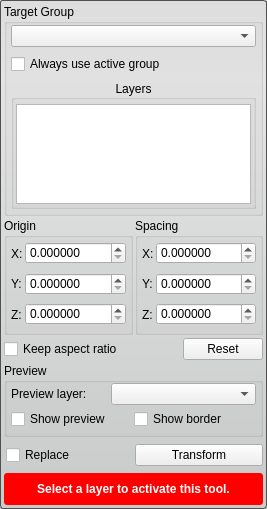
This is src/Interface/ToolInterface/TransformToolInterface.ui in rblake/seg3d2 as Qt 5 draws it before an edit. The edited form follows.
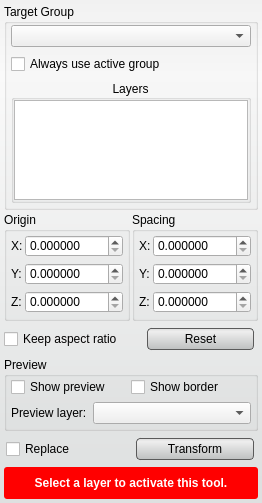
This is the edited form.

What changed in the file:
```diff
--- a/src/Interface/ToolInterface/TransformToolInterface.ui
+++ b/src/Interface/ToolInterface/TransformToolInterface.ui
@@ -6,8 +6,8 @@
    <rect>
     <x>0</x>
     <y>0</y>
-    <width>267</width>
-    <height>509</height>
+    <width>262</width>
+    <height>495</height>
    </rect>
   </property>
   <property name="sizePolicy">
@@ -28,8 +28,33 @@
   <property name="styleSheet">
    <string notr="true">QWidget#TransformToolInterface{
 	border-radius: 3px;
-	border: 1px solid rgb(80, 80,80);
-	background-color: qlineargradient(spread:pad, x1:0.5, y1:0, x2:0.5, y2:0.960227, stop:0 rgba(221, 221, 221, 255), stop:0.155779 rgba(228, 228, 228, 255), stop:1 rgba(202, 204, 204, 255));      
+	background-color: qlineargradient(spread:pad, x1:0.5, y1:0, x2:0.5, y2:0.960227, stop:0 rgba(241, 241, 241, 255), stop:0.155779 rgba(250, 250, 250, 255), stop:1 rgba(222, 224, 224, 255));      
+}
+
+QPushButton{
+	background-color: qlineargradient(spread:pad, x1:0.5, y1:0, x2:0.5, y2:0.960227, stop:0 rgba(221, 221, 221, 255), stop:0.155779 rgba(238, 238, 238, 255), stop:1 rgba(192, 194, 194, 255));
+	border-radius: 4px;
+	border: 1px solid rgb(90, 90, 90);
+	margin:4px;
+}
+
+QPushButton:hover{
+	background-color: qlineargradient(spread:pad, x1:0.5, y1:0, x2:0.5, y2:1, stop:0 rgba(195, 195, 195, 255), stop:0.253769 rgba(206, 206, 206, 255), stop:1 rgba(185, 185, 185, 255));
+	border-radius: 4px;
+	border: 1px solid rgb(90, 90, 90);
+	margin:4px;
+}
+
+QPushButton:pressed{
+	background-color: qlineargradient(spread:pad, x1:0.5, y1:0, x2:0.5, y2:1, stop:0 rgba(150, 150, 150, 255), stop:0.753769 rgba(206, 206, 206, 255), stop:1 rgba(185, 185, 185, 255));
+	border-radius: 4px;
+	border: 1px solid rgb(90, 90, 90);
+	margin:4px;
+}
+
+QPushButton:reset_button_{
+	margin-left: 10px;
+	margin-right: 10px;
 }</string>
   </property>
   <layout class="QVBoxLayout" name="verticalLayout_3">
@@ -156,19 +181,10 @@
         </property>
         <layout class="QVBoxLayout" name="verticalLayout_6">
          <property name="spacing">
-          <number>2</number>
+          <number>0</number>
          </property>
-         <property name="leftMargin">
-          <number>2</number>
-         </property>
-         <property name="topMargin">
-          <number>4</number>
-         </property>
-         <property name="rightMargin">
-          <number>2</number>
-         </property>
-         <property name="bottomMargin">
-          <number>2</number>
+         <property name="margin">
+          <number>0</number>
          </property>
          <item>
           <widget class="QListWidget" name="layer_list_">
@@ -575,18 +591,18 @@
      <property name="minimumSize">
       <size>
        <width>0</width>
-       <height>24</height>
+       <height>32</height>
       </size>
      </property>
      <property name="maximumSize">
       <size>
        <width>16777215</width>
-       <height>24</height>
+       <height>32</height>
       </size>
      </property>
      <layout class="QHBoxLayout" name="horizontalLayout_13">
       <property name="spacing">
-       <number>0</number>
+       <number>20</number>
       </property>
       <property name="margin">
        <number>0</number>
@@ -598,21 +614,20 @@
         </property>
        </widget>
       </item>
-      <item>
-       <spacer name="horizontalSpacer">
-        <property name="orientation">
-         <enum>Qt::Horizontal</enum>
-        </property>
-        <property name="sizeHint" stdset="0">
-         <size>
-          <width>40</width>
-          <height>20</height>
-         </size>
-        </property>
-       </spacer>
-      </item>
       <item>
        <widget class="QPushButton" name="reset_button_">
+        <property name="sizePolicy">
+         <sizepolicy hsizetype="Preferred" vsizetype="Fixed">
+          <horstretch>0</horstretch>
+          <verstretch>0</verstretch>
+         </sizepolicy>
+        </property>
+        <property name="minimumSize">
+         <size>
+          <width>0</width>
+          <height>30</height>
+         </size>
+        </property>
         <property name="text">
          <string>Reset</string>
         </property>
@@ -623,12 +638,6 @@
    </item>
    <item>
     <widget class="QGroupBox" name="groupBox_2">
-     <property name="minimumSize">
-      <size>
-       <width>0</width>
-       <height>74</height>
-      </size>
-     </property>
      <property name="maximumSize">
       <size>
        <width>16777215</width>
@@ -654,27 +663,6 @@
       <property name="bottomMargin">
        <number>4</number>
       </property>
-      <item>
-       <layout class="QHBoxLayout" name="horizontalLayout_9" stretch="2,3">
-        <item>
-         <widget class="QLabel" name="label_7">
-          <property name="text">
-           <string>Preview layer:</string>
-          </property>
-         </widget>
-        </item>
-        <item>
-         <widget class="QComboBox" name="preview_layer_combobox_">
-          <property name="sizePolicy">
-           <sizepolicy hsizetype="Ignored" vsizetype="Fixed">
-            <horstretch>0</horstretch>
-            <verstretch>0</verstretch>
-           </sizepolicy>
-          </property>
-         </widget>
-        </item>
-       </layout>
-      </item>
       <item>
        <widget class="QWidget" name="widget_13" native="true">
         <property name="minimumSize">
@@ -713,6 +701,50 @@
         </layout>
        </widget>
       </item>
+      <item>
+       <widget class="QWidget" name="preview_chooser_widget_" native="true">
+        <property name="sizePolicy">
+         <sizepolicy hsizetype="Ignored" vsizetype="Preferred">
+          <horstretch>0</horstretch>
+          <verstretch>0</verstretch>
+         </sizepolicy>
+        </property>
+        <property name="minimumSize">
+         <size>
+          <width>0</width>
+          <height>24</height>
+         </size>
+        </property>
+        <layout class="QHBoxLayout" name="horizontalLayout_15">
+         <property name="margin">
+          <number>0</number>
+         </property>
+         <item>
+          <widget class="QLabel" name="label_7">
+           <property name="sizePolicy">
+            <sizepolicy hsizetype="Fixed" vsizetype="Preferred">
+             <horstretch>0</horstretch>
+             <verstretch>0</verstretch>
+            </sizepolicy>
+           </property>
+           <property name="text">
+            <string>Preview layer:</string>
+           </property>
+          </widget>
+         </item>
+         <item>
+          <widget class="QComboBox" name="preview_layer_combobox_">
+           <property name="sizePolicy">
+            <sizepolicy hsizetype="Ignored" vsizetype="Fixed">
+             <horstretch>0</horstretch>
+             <verstretch>0</verstretch>
+            </sizepolicy>
+           </property>
+          </widget>
+         </item>
+        </layout>
+       </widget>
+      </item>
      </layout>
     </widget>
    </item>
@@ -761,6 +793,18 @@
       </item>
       <item>
        <widget class="QPushButton" name="execute_button_">
+        <property name="sizePolicy">
+         <sizepolicy hsizetype="Preferred" vsizetype="Fixed">
+          <horstretch>0</horstretch>
+          <verstretch>0</verstretch>
+         </sizepolicy>
+        </property>
+        <property name="minimumSize">
+         <size>
+          <width>0</width>
+          <height>30</height>
+         </size>
+        </property>
         <property name="text">
          <string>Transform</string>
         </property>
```
Left out of the diff: 19 changed lines with no effect on the pictures.
